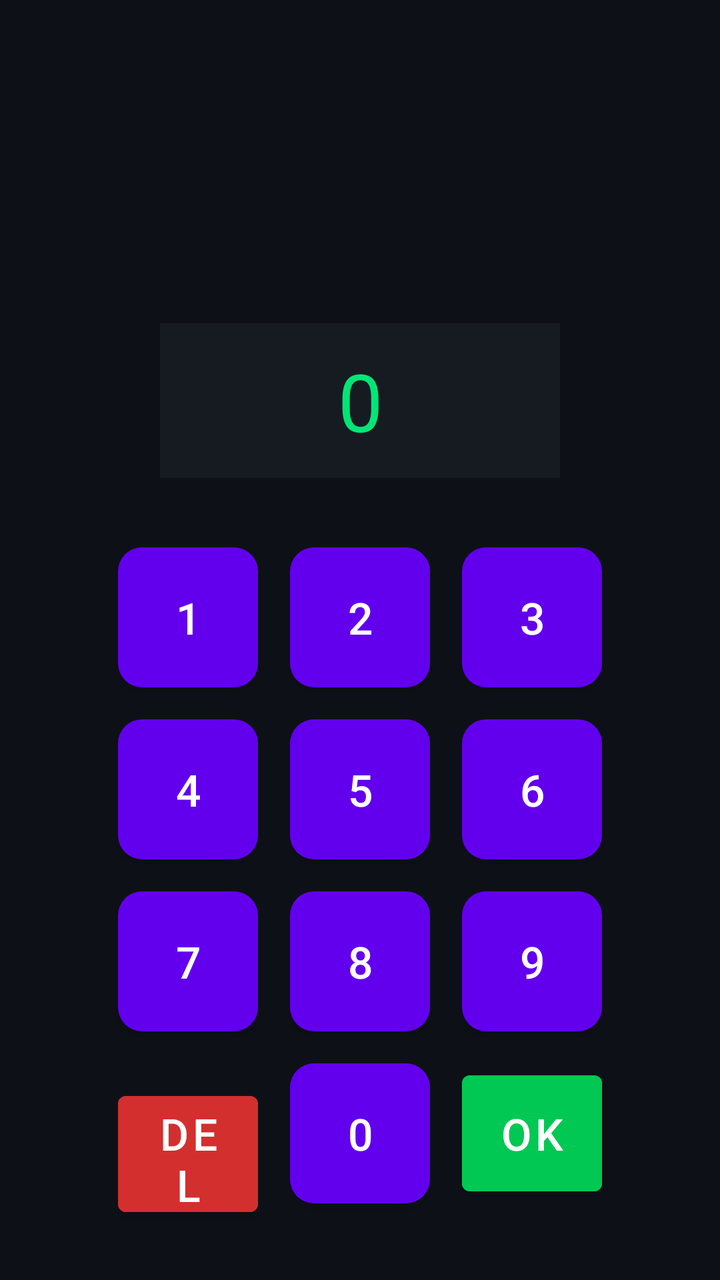
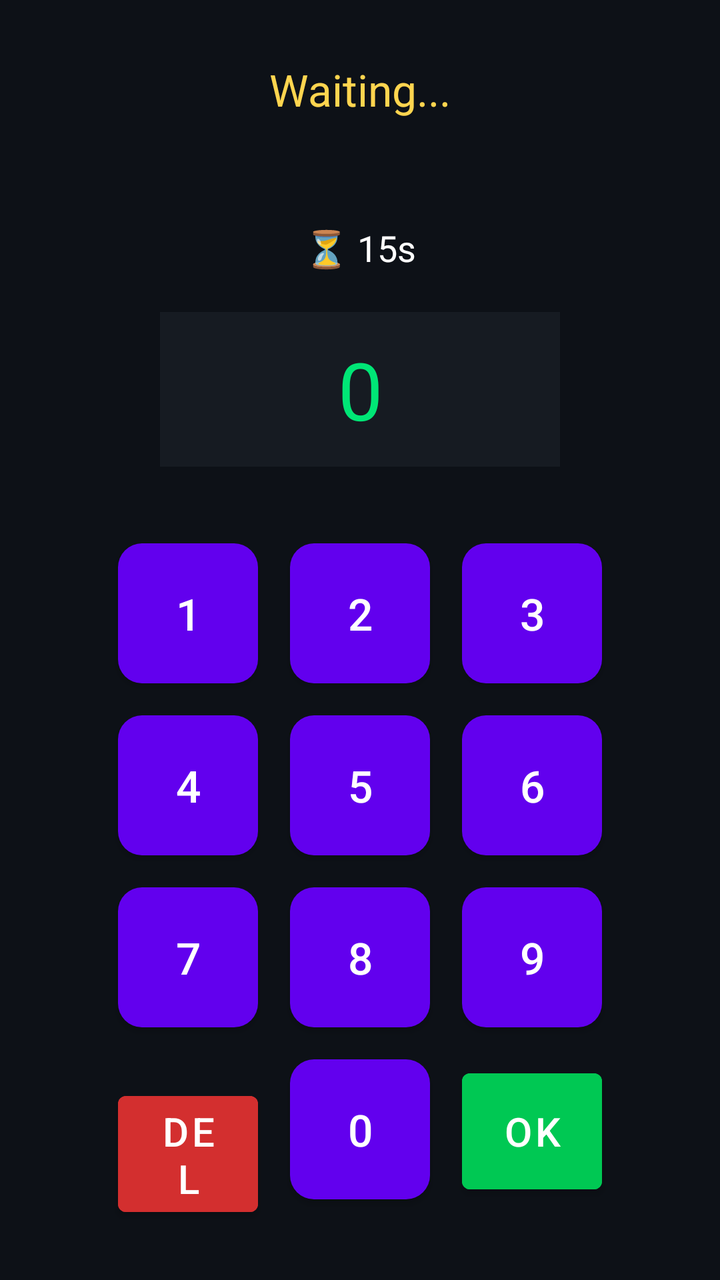

An Android layout rendered at two revisions. The XML below is the earlier revision; the diff shows what the commit changed to produce the second picture.
<!-- AndroidManifest.xml: fallback theme Theme.MaterialComponents.DayNight.NoActionBar -->
<!-- res/layout/activity_game.xml -->
<?xml version="1.0" encoding="utf-8"?>
<LinearLayout
    xmlns:android="http://schemas.android.com/apk/res/android"
    android:layout_width="match_parent"
    android:layout_height="match_parent"
    android:orientation="vertical"
    android:background="#0D1117">

    
    <LinearLayout
        android:layout_width="match_parent"
        android:layout_height="0dp"
        android:layout_weight="1"
        android:orientation="vertical"
        android:gravity="center">

        <TextView
            android:id="@+id/turnText"
            android:textColor="#FFFFFF"
            android:layout_marginBottom="10dp"
            android:layout_width="wrap_content"
            android:layout_height="wrap_content"/>
    
        <TextView
            android:id="@+id/scoreText"
            android:textColor="#FFFFFF"
            android:layout_marginBottom="10dp"
            android:layout_width="wrap_content"
            android:layout_height="wrap_content"/>
    
        <TextView
            android:id="@+id/livesText"
            android:textColor="#FFFFFF"
            android:layout_marginBottom="10dp"
            android:layout_width="wrap_content"
            android:layout_height="wrap_content"/>
    
        <TextView
            android:id="@+id/timerText"
            android:textColor="#FFFFFF"
            android:layout_marginBottom="10dp"
            android:layout_width="wrap_content"
            android:layout_height="wrap_content"/>
    
        <TextView
            android:id="@+id/resultText"
            android:textColor="#00E676"
            android:layout_marginBottom="20dp"
            android:layout_width="wrap_content"
            android:layout_height="wrap_content"/>
    
        
        <TextView
            android:id="@+id/inputDisplay"
            android:text="0"
            android:textSize="40sp"
            android:textColor="#00E676"
            android:background="#161B22"
            android:padding="12dp"
            android:gravity="center"
            android:layout_marginBottom="20dp"
            android:layout_width="200dp"
            android:layout_height="wrap_content"/>
    
    
    </LinearLayout>

    
    <LinearLayout
        android:id="@+id/keypadContainer"
        android:layout_width="match_parent"
        android:layout_height="wrap_content"
        android:gravity="center"
        android:paddingBottom="20dp">

        
        <GridLayout
            android:layout_width="wrap_content"
            android:layout_height="wrap_content"
            android:gravity="center"
            android:columnCount="3">
    
            <Button
                android:id="@+id/btn1"
                android:text="1"
                android:layout_width="70dp"
                android:layout_height="70dp"
                android:layout_margin="8dp"
                android:textSize="22sp"
                android:textColor="#FFFFFF"
                android:background="@drawable/keypad_btn"/>
                
            <Button 
                android:id="@+id/btn2" 
                android:text="2"
                android:layout_width="70dp"
                android:layout_height="70dp"
                android:layout_margin="8dp"
                android:textSize="22sp"
                android:textColor="#FFFFFF"
                android:background="@drawable/keypad_btn"/>
                
            <Button android:id="@+id/btn3" android:text="3"
                android:layout_width="70dp"
                android:layout_height="70dp"
                android:layout_margin="8dp"
                android:textSize="22sp"
                android:textColor="#FFFFFF"
                android:background="@drawable/keypad_btn"/>
    
            <Button android:id="@+id/btn4" android:text="4"
                android:layout_width="70dp"
                android:layout_height="70dp"
                android:layout_margin="8dp"
                android:textSize="22sp"
                android:textColor="#FFFFFF"
                android:background="@drawable/keypad_btn"/>
            <Button android:id="@+id/btn5" android:text="5"
                android:layout_width="70dp"
                android:layout_height="70dp"
                android:layout_margin="8dp"
                android:textSize="22sp"
                android:textColor="#FFFFFF"
                android:background="@drawable/keypad_btn"/>
            <Button android:id="@+id/btn6" android:text="6"
                android:layout_width="70dp"
                android:layout_height="70dp"
                android:layout_margin="8dp"
                android:textSize="22sp"
                android:textColor="#FFFFFF"
                android:background="@drawable/keypad_btn"/>
    
            <Button android:id="@+id/btn7" android:text="7"
                android:layout_width="70dp"
                android:layout_height="70dp"
                android:layout_margin="8dp"
                android:textSize="22sp"
                android:textColor="#FFFFFF"
                android:background="@drawable/keypad_btn"/>
            <Button android:id="@+id/btn8" android:text="8"
                android:layout_width="70dp"
                android:layout_height="70dp"
                android:layout_margin="8dp"
                android:textSize="22sp"
                android:textColor="#FFFFFF"
                android:background="@drawable/keypad_btn"/>
            <Button android:id="@+id/btn9" android:text="9"
                android:layout_width="70dp"
                android:layout_height="70dp"
                android:layout_margin="8dp"
                android:textSize="22sp"
                android:textColor="#FFFFFF"
                android:background="@drawable/keypad_btn"/>
    
            <Button android:id="@+id/btnDel" android:text="DEL"
                android:layout_width="70dp"
                android:layout_height="70dp"
                android:layout_margin="8dp"
                android:textSize="22sp"
                android:textColor="#FFFFFF"
                android:backgroundTint="#D32F2F"/>
            <Button android:id="@+id/btn0" android:text="0"
                android:layout_width="70dp"
                android:layout_height="70dp"
                android:layout_margin="8dp"
                android:textSize="22sp"
                android:textColor="#FFFFFF"
                android:background="@drawable/keypad_btn"/>
            <Button android:id="@+id/btnOk" android:text="OK"
                android:layout_width="70dp"
                android:layout_height="70dp"
                android:layout_margin="8dp"
                android:textSize="22sp"
                android:textColor="#FFFFFF"
                android:backgroundTint="#00C853"/>
    
        </GridLayout>

    </LinearLayout>
</LinearLayout>
<!-- resources referenced by this layout -->
<resources>
  <!-- drawable keypad_btn (drawable) -->
  <?xml version="1.0" encoding="utf-8"?>
  <selector xmlns:android="http://schemas.android.com/apk/res/android">
  
      
      <item android:state_pressed="true">
          <shape>
              <solid android:color="#1F6FEB"/>
              <corners android:radius="12dp"/>
          </shape>
      </item>
  
      
      <item>
          <shape>
              <solid android:color="#30363D"/>
              <corners android:radius="12dp"/>
          </shape>
      </item>
  
  </selector>
</resources>

<!-- the commit's change to res/layout/activity_game.xml (unified diff, before → after) -->
@@ -2,7 +2,7 @@
 <LinearLayout
     xmlns:android="http://schemas.android.com/apk/res/android"
     android:layout_width="match_parent"
-    android:layout_height="match_parent"
+    android:layout_height="match_parent"    
     android:orientation="vertical"
     android:background="#0D1117">
 
@@ -14,55 +14,48 @@
         android:orientation="vertical"
         android:gravity="center">
 
+        
         <TextView
             android:id="@+id/turnText"
+            android:layout_width="wrap_content"
+            android:layout_height="wrap_content"
+            android:text="Waiting..."
+            android:textSize="22sp"
+            android:textColor="#FFD54F"
+            android:layout_marginBottom="14dp"/>
+
+        
+        <TextView
+            android:id="@+id/resultText"
+            android:layout_width="wrap_content"
+            android:layout_height="wrap_content"
+            android:text=""
+            android:textSize="18sp"
+            android:textColor="#00E676"
+            android:layout_marginBottom="14dp"/>
+
+        
+        <TextView
+            android:id="@+id/timerText"
+            android:layout_width="wrap_content"
+            android:layout_height="wrap_content"
+            android:text="⏳ 15s"
+            android:textSize="18sp"
             android:textColor="#FFFFFF"
-            android:layout_marginBottom="10dp"
-            android:layout_width="wrap_content"
-            android:layout_height="wrap_content"/>
-    
-        <TextView
-            android:id="@+id/scoreText"
-            android:textColor="#FFFFFF"
-            android:layout_marginBottom="10dp"
-            android:layout_width="wrap_content"
-            android:layout_height="wrap_content"/>
-    
-        <TextView
-            android:id="@+id/livesText"
-            android:textColor="#FFFFFF"
-            android:layout_marginBottom="10dp"
-            android:layout_width="wrap_content"
-            android:layout_height="wrap_content"/>
-    
-        <TextView
-            android:id="@+id/timerText"
-            android:textColor="#FFFFFF"
-            android:layout_marginBottom="10dp"
-            android:layout_width="wrap_content"
-            android:layout_height="wrap_content"/>
-    
-        <TextView
-            android:id="@+id/resultText"
-            android:textColor="#00E676"
-            android:layout_marginBottom="20dp"
-            android:layout_width="wrap_content"
-            android:layout_height="wrap_content"/>
-    
+            android:layout_marginBottom="20dp"/>
+
         
         <TextView
             android:id="@+id/inputDisplay"
+            android:layout_width="200dp"
+            android:layout_height="wrap_content"
             android:text="0"
             android:textSize="40sp"
             android:textColor="#00E676"
-            android:background="#161B22"
+            android:gravity="center"
             android:padding="12dp"
-            android:gravity="center"
-            android:layout_marginBottom="20dp"
-            android:layout_width="200dp"
-            android:layout_height="wrap_content"/>
-    
-    
+            android:background="#161B22"/>
+
     </LinearLayout>
 
     
@@ -73,108 +66,137 @@
         android:gravity="center"
         android:paddingBottom="20dp">
 
-        
         <GridLayout
             android:layout_width="wrap_content"
             android:layout_height="wrap_content"
-            android:gravity="center"
             android:columnCount="3">
-    
+
+            
             <Button
                 android:id="@+id/btn1"
+                android:layout_width="70dp"
+                android:layout_height="70dp"
+                android:layout_margin="8dp"
                 android:text="1"
-                android:layout_width="70dp"
-                android:layout_height="70dp"
-                android:layout_margin="8dp"
-                android:textSize="22sp"
-                android:textColor="#FFFFFF"
-                android:background="@drawable/keypad_btn"/>
-                
-            <Button 
-                android:id="@+id/btn2" 
+                android:textSize="22sp"
+                android:textColor="#FFFFFF"
+                android:background="@drawable/keypad_btn"/>
+
+            <Button
+                android:id="@+id/btn2"
+                android:layout_width="70dp"
+                android:layout_height="70dp"
+                android:layout_margin="8dp"
                 android:text="2"
-                android:layout_width="70dp"
-                android:layout_height="70dp"
-                android:layout_margin="8dp"
-                android:textSize="22sp"
-                android:textColor="#FFFFFF"
-                android:background="@drawable/keypad_btn"/>
-                
-            <Button android:id="@+id/btn3" android:text="3"
-                android:layout_width="70dp"
-                android:layout_height="70dp"
-                android:layout_margin="8dp"
-                android:textSize="22sp"
-                android:textColor="#FFFFFF"
-                android:background="@drawable/keypad_btn"/>
-    
-            <Button android:id="@+id/btn4" android:text="4"
-                android:layout_width="70dp"
-                android:layout_height="70dp"
-                android:layout_margin="8dp"
-                android:textSize="22sp"
-                android:textColor="#FFFFFF"
-                android:background="@drawable/keypad_btn"/>
-            <Button android:id="@+id/btn5" android:text="5"
-                android:layout_width="70dp"
-                android:layout_height="70dp"
-                android:layout_margin="8dp"
-                android:textSize="22sp"
-                android:textColor="#FFFFFF"
-                android:background="@drawable/keypad_btn"/>
-            <Button android:id="@+id/btn6" android:text="6"
-                android:layout_width="70dp"
-                android:layout_height="70dp"
-                android:layout_margin="8dp"
-                android:textSize="22sp"
-                android:textColor="#FFFFFF"
-                android:background="@drawable/keypad_btn"/>
-    
-            <Button android:id="@+id/btn7" android:text="7"
-                android:layout_width="70dp"
-                android:layout_height="70dp"
-                android:layout_margin="8dp"
-                android:textSize="22sp"
-                android:textColor="#FFFFFF"
-                android:background="@drawable/keypad_btn"/>
-            <Button android:id="@+id/btn8" android:text="8"
-                android:layout_width="70dp"
-                android:layout_height="70dp"
-                android:layout_margin="8dp"
-                android:textSize="22sp"
-                android:textColor="#FFFFFF"
-                android:background="@drawable/keypad_btn"/>
-            <Button android:id="@+id/btn9" android:text="9"
-                android:layout_width="70dp"
-                android:layout_height="70dp"
-                android:layout_margin="8dp"
-                android:textSize="22sp"
-                android:textColor="#FFFFFF"
-                android:background="@drawable/keypad_btn"/>
-    
-            <Button android:id="@+id/btnDel" android:text="DEL"
-                android:layout_width="70dp"
-                android:layout_height="70dp"
-                android:layout_margin="8dp"
-                android:textSize="22sp"
+                android:textSize="22sp"
+                android:textColor="#FFFFFF"
+                android:background="@drawable/keypad_btn"/>
+
+            <Button
+                android:id="@+id/btn3"
+                android:layout_width="70dp"
+                android:layout_height="70dp"
+                android:layout_margin="8dp"
+                android:text="3"
+                android:textSize="22sp"
+                android:textColor="#FFFFFF"
+                android:background="@drawable/keypad_btn"/>
+
+            
+            <Button
+                android:id="@+id/btn4"
+                android:layout_width="70dp"
+                android:layout_height="70dp"
+                android:layout_margin="8dp"
+                android:text="4"
+                android:textSize="22sp"
+                android:textColor="#FFFFFF"
+                android:background="@drawable/keypad_btn"/>
+
+            <Button
+                android:id="@+id/btn5"
+                android:layout_width="70dp"
+                android:layout_height="70dp"
+                android:layout_margin="8dp"
+                android:text="5"
+                android:textSize="22sp"
+                android:textColor="#FFFFFF"
+                android:background="@drawable/keypad_btn"/>
+
+            <Button
+                android:id="@+id/btn6"
+                android:layout_width="70dp"
+                android:layout_height="70dp"
+                android:layout_margin="8dp"
+                android:text="6"
+                android:textSize="22sp"
+                android:textColor="#FFFFFF"
+                android:background="@drawable/keypad_btn"/>
+
+            
+            <Button
+                android:id="@+id/btn7"
+                android:layout_width="70dp"
+                android:layout_height="70dp"
+                android:layout_margin="8dp"
+                android:text="7"
+                android:textSize="22sp"
+                android:textColor="#FFFFFF"
+                android:background="@drawable/keypad_btn"/>
+
+            <Button
+                android:id="@+id/btn8"
+                android:layout_width="70dp"
+                android:layout_height="70dp"
+                android:layout_margin="8dp"
+                android:text="8"
+                android:textSize="22sp"
+                android:textColor="#FFFFFF"
+                android:background="@drawable/keypad_btn"/>
+
+            <Button
+                android:id="@+id/btn9"
+                android:layout_width="70dp"
+                android:layout_height="70dp"
+                android:layout_margin="8dp"
+                android:text="9"
+                android:textSize="22sp"
+                android:textColor="#FFFFFF"
+                android:background="@drawable/keypad_btn"/>
+
+            
+            <Button
+                android:id="@+id/btnDel"
+                android:layout_width="70dp"
+                android:layout_height="70dp"
+                android:layout_margin="8dp"
+                android:text="DEL"
+                android:textSize="20sp"
                 android:textColor="#FFFFFF"
                 android:backgroundTint="#D32F2F"/>
-            <Button android:id="@+id/btn0" android:text="0"
-                android:layout_width="70dp"
-                android:layout_height="70dp"
-                android:layout_margin="8dp"
-                android:textSize="22sp"
-                android:textColor="#FFFFFF"
-                android:background="@drawable/keypad_btn"/>
-            <Button android:id="@+id/btnOk" android:text="OK"
-                android:layout_width="70dp"
-                android:layout_height="70dp"
-                android:layout_margin="8dp"
-                android:textSize="22sp"
+
+            <Button
+                android:id="@+id/btn0"
+                android:layout_width="70dp"
+                android:layout_height="70dp"
+                android:layout_margin="8dp"
+                android:text="0"
+                android:textSize="22sp"
+                android:textColor="#FFFFFF"
+                android:background="@drawable/keypad_btn"/>
+
+            <Button
+                android:id="@+id/btnOk"
+                android:layout_width="70dp"
+                android:layout_height="70dp"
+                android:layout_margin="8dp"
+                android:text="OK"
+                android:textSize="20sp"
                 android:textColor="#FFFFFF"
                 android:backgroundTint="#00C853"/>
-    
+
         </GridLayout>
 
     </LinearLayout>
+
 </LinearLayout>
